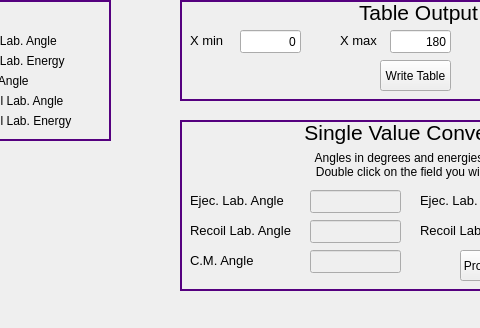
Old version of the form widgets/source/QZMainframe.ui in the repository zupalex/QinemaTic5; both pictures show x 350 to 830 and y 339 to 667 of the 1024 by 667 pixel window.
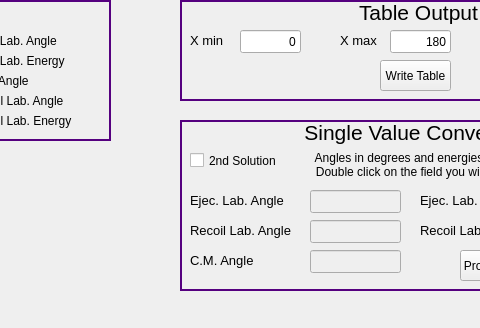
New version of the form.

Patch:
```diff
--- a/widgets/source/QZMainframe.ui
+++ b/widgets/source/QZMainframe.ui
@@ -919,6 +919,19 @@
       <set>Qt::AlignCenter</set>
      </property>
     </widget>
+    <widget class="QCheckBox" name="sSolCB">
+     <property name="geometry">
+      <rect>
+       <x>10</x>
+       <y>20</y>
+       <width>101</width>
+       <height>41</height>
+      </rect>
+     </property>
+     <property name="text">
+      <string>2nd Solution</string>
+     </property>
+    </widget>
    </widget>
    <widget class="QListWidget" name="reactionListWidget">
     <property name="geometry">
```
Left out of the diff: 2 changed lines with no effect on the pictures.
